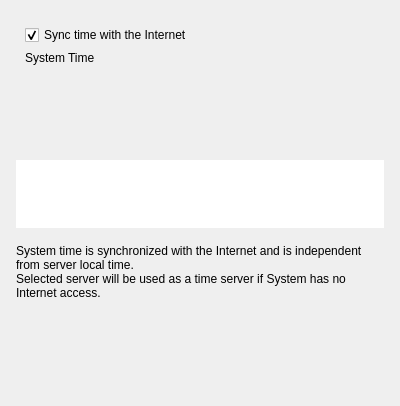
The window that client/nx_client_desktop/src/ui/widgets/system_settings/time_server_selection_widget.ui (networkoptix/nx_open) describes before a commit, drawn with Qt 5.
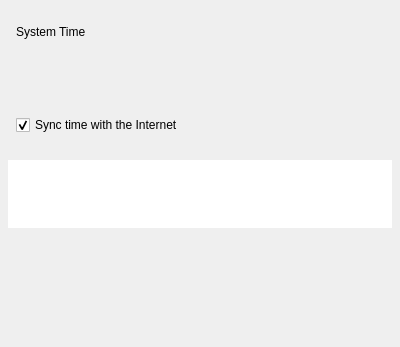
The same window after the commit. The open tabs and pages were chosen to show the change. Custom widgets are drawn as their Qt base class.

Commit message:
VMS-5864: Checkbox "sync time with internet" adjustments
<==== Mercurial data ====>
Branch: vms_3.1_gui

```diff
--- a/client/nx_client_desktop/src/ui/widgets/system_settings/time_server_selection_widget.ui
+++ b/client/nx_client_desktop/src/ui/widgets/system_settings/time_server_selection_widget.ui
@@ -7,21 +7,42 @@
     <x>0</x>
     <y>0</y>
     <width>400</width>
-    <height>406</height>
+    <height>347</height>
    </rect>
   </property>
   <layout class="QVBoxLayout" name="verticalLayout">
    <property name="spacing">
-    <number>16</number>
+    <number>0</number>
    </property>
    <property name="leftMargin">
+    <number>0</number>
+   </property>
+   <property name="topMargin">
+    <number>0</number>
+   </property>
+   <property name="rightMargin">
+    <number>0</number>
+   </property>
+   <property name="bottomMargin">
+    <number>0</number>
+   </property>
+   <item>
+    <widget class="QnAlertBar" name="alertBar" native="true"/>
+   </item>
+   <item>
+    <widget class="QWidget" name="widget_3" native="true">
+     <layout class="QVBoxLayout" name="verticalLayout_4">
+      <property name="spacing">
     <number>16</number>
    </property>
+      <property name="leftMargin">
+       <number>8</number>
+      </property>
    <property name="topMargin">
     <number>16</number>
    </property>
    <property name="rightMargin">
-    <number>16</number>
+       <number>8</number>
    </property>
    <property name="bottomMargin">
     <number>16</number>
@@ -32,22 +53,12 @@
       <property name="spacing">
        <number>6</number>
       </property>
-      <item>
-       <widget class="QCheckBox" name="syncWithInternetCheckBox">
-        <property name="sizePolicy">
-         <sizepolicy hsizetype="Fixed" vsizetype="Fixed">
-          <horstretch>0</horstretch>
-          <verstretch>0</verstretch>
-         </sizepolicy>
-        </property>
-        <property name="text">
-         <string>Sync time with the Internet</string>
-        </property>
-        <property name="checked">
-         <bool>true</bool>
-        </property>
-       </widget>
-      </item>
+         <property name="leftMargin">
+          <number>8</number>
+         </property>
+         <property name="rightMargin">
+          <number>8</number>
+         </property>
       <item>
        <widget class="QLabel" name="timeDescLabel">
         <property name="text">
@@ -64,7 +75,7 @@
          </sizepolicy>
         </property>
         <property name="currentIndex">
-         <number>1</number>
+            <number>0</number>
         </property>
         <widget class="QWidget" name="timePage">
          <layout class="QHBoxLayout" name="horizontalLayout" stretch="0,1">
@@ -137,6 +148,22 @@
         </widget>
        </widget>
       </item>
+         <item>
+          <widget class="QCheckBox" name="syncWithInternetCheckBox">
+           <property name="sizePolicy">
+            <sizepolicy hsizetype="Fixed" vsizetype="Fixed">
+             <horstretch>0</horstretch>
+             <verstretch>0</verstretch>
+            </sizepolicy>
+           </property>
+           <property name="text">
+            <string>Sync time with the Internet</string>
+           </property>
+           <property name="checked">
+            <bool>true</bool>
+           </property>
+          </widget>
+         </item>
      </layout>
     </widget>
    </item>
@@ -175,16 +202,25 @@
     </widget>
    </item>
    <item>
+       <layout class="QVBoxLayout" name="verticalLayout_5">
+        <property name="leftMargin">
+         <number>8</number>
+        </property>
+        <property name="rightMargin">
+         <number>8</number>
+        </property>
+        <item>
     <widget class="QLabel" name="descriptionLabel">
      <property name="text">
-      <string>System time is synchronized with the Internet and is independent from server local time.
-Selected server will be used as a time server if System has no Internet access.</string>
+           <string notr="true">&lt;Selected synchronization mode description.&gt;</string>
      </property>
      <property name="wordWrap">
       <bool>true</bool>
      </property>
     </widget>
    </item>
+       </layout>
+      </item>
    <item>
     <spacer name="verticalSpacer">
      <property name="orientation">
@@ -193,10 +229,13 @@
      <property name="sizeHint" stdset="0">
       <size>
        <width>20</width>
-       <height>1</height>
+          <height>48</height>
       </size>
      </property>
     </spacer>
+      </item>
+     </layout>
+    </widget>
    </item>
   </layout>
  </widget>
@@ -212,6 +251,11 @@
    <extends>QTableView</extends>
    <header location="global">ui/widgets/common/table_view.h</header>
   </customwidget>
+  <customwidget>
+   <class>QnAlertBar</class>
+   <extends>QWidget</extends>
+   <header location="global">ui/widgets/common/alert_bar.h</header>
+  </customwidget>
  </customwidgets>
  <resources/>
  <connections/>
```
Lines whose indentation alone changed are shown as unchanged. The commit also changes 4 other files.
